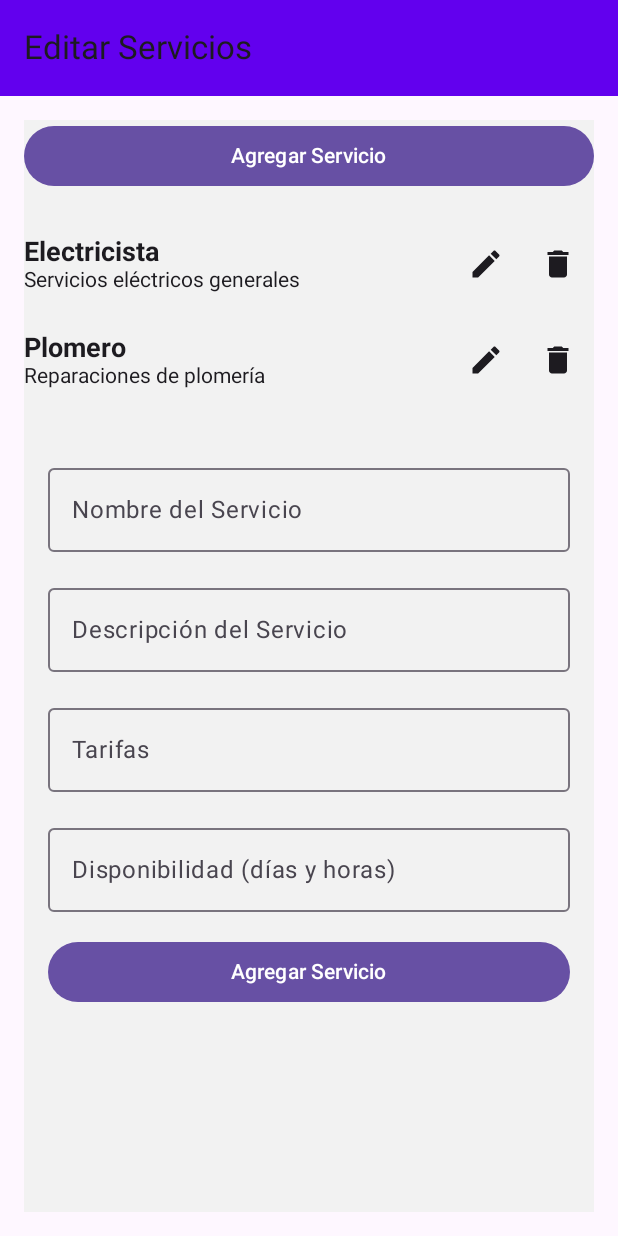
After one commit to nahumrondan11/proyectoserviciosya, an Android app built with Jetpack Compose: the EditAddServicesScreen screen opened through its navigation route, on a phone screen of 412 x 824 dp. The commit adds this screen. Run offline under Robolectric (Android 15) with nearby library versions, the phone set to English and light mode, and no system bars; our stand-ins replace Dagger/Hilt's generated code, livedata-compose.

Commit message:
Interfaces terminadas

```diff
--- a/app/src/main/java/pe/idat/proyectoserviciosya/MainActivity.kt
+++ b/app/src/main/java/pe/idat/proyectoserviciosya/MainActivity.kt
@@ -133,6 +133,12 @@ fun AppNavigation(navController: NavHostController, floatingButtonViewModel: Flo
         composable(Ruta.NOTIFICACIONES_SCREEN) {
             NotificationsScreen(navController, floatingButtonViewModel)
         }
+        composable(Ruta.UPDATEINFUSER_SCREEN){
+            UpdateInfUserScreen(navController)
+        }
+        composable(Ruta.EDIRADDSERVICE_SCREEN){
+            EditAddServicesScreen(navController)
+        }
     }
 }
 
--- a/app/src/main/java/pe/idat/proyectoserviciosya/auth/view/CalificacionResScreen.kt
+++ b/app/src/main/java/pe/idat/proyectoserviciosya/auth/view/CalificacionResScreen.kt
@@ -89,7 +89,7 @@ fun UserRatingsReviewsContent(navController: NavController) {
         Spacer(modifier = Modifier.height(16.dp))
         Button(
             onClick = {
-                // Implementar lógica de envío de reseña
+                // Luego impl cód para el envio a la bd
                 navController.popBackStack()
             },
             colors = ButtonDefaults.buttonColors(containerColor = Color(0xFFFFA726)),
@@ -102,12 +102,12 @@ fun UserRatingsReviewsContent(navController: NavController) {
         Spacer(modifier = Modifier.height(32.dp))
         Text(text = "Calificaciones del Vendedor", fontSize = 20.sp, color = Color.Black)
         RatingBar(rating = 4.5f)
-        UserReviewList()  // Cambié el nombre aquí
+        UserReviewList()
     }
 }
 
 @Composable
-fun UserReviewList() {  // Cambié el nombre aquí
+fun UserReviewList() {
     Column {
         repeat(5) { index ->
             Card(
--- /dev/null
+++ b/app/src/main/java/pe/idat/proyectoserviciosya/auth/view/EditAddServicesScreen.kt
@@ -0,0 +1,255 @@
+package pe.idat.proyectoserviciosya.auth.view
+
+import androidx.compose.foundation.background
+import androidx.compose.foundation.clickable
+import androidx.compose.foundation.layout.*
+import androidx.compose.foundation.lazy.LazyColumn
+import androidx.compose.foundation.lazy.items
+import androidx.compose.foundation.lazy.itemsIndexed
+import androidx.compose.foundation.rememberScrollState
+import androidx.compose.foundation.text.KeyboardActions
+import androidx.compose.foundation.text.KeyboardOptions
+import androidx.compose.foundation.verticalScroll
+import androidx.compose.material.icons.Icons
+import androidx.compose.material.icons.filled.Delete
+import androidx.compose.material.icons.filled.Edit
+import androidx.compose.material3.Button
+import androidx.compose.material3.ButtonDefaults
+import androidx.compose.material3.Card
+import androidx.compose.material3.ExperimentalMaterial3Api
+import androidx.compose.material3.Icon
+import androidx.compose.material3.IconButton
+import androidx.compose.material3.OutlinedTextField
+import androidx.compose.material3.Scaffold
+import androidx.compose.material3.Text
+import androidx.compose.material3.TextButton
+import androidx.compose.material3.TextField
+import androidx.compose.material3.TopAppBar
+import androidx.compose.material3.TopAppBarDefaults
+import androidx.compose.runtime.*
+import androidx.compose.ui.Alignment
+import androidx.compose.ui.Modifier
+import androidx.compose.ui.text.TextStyle
+import androidx.compose.ui.unit.dp
+import androidx.compose.ui.unit.sp
+import androidx.compose.ui.graphics.Color
+import androidx.compose.ui.text.font.FontWeight
+import androidx.compose.ui.text.input.ImeAction
+import androidx.compose.ui.text.input.KeyboardType
+import androidx.compose.ui.text.input.TextFieldValue
+import androidx.navigation.NavController
+import kotlinx.coroutines.launch
+import pe.idat.proyectoserviciosya.core.dataclass.Service
+
+@OptIn(ExperimentalMaterial3Api::class)
+@Composable
+fun EditAddServicesScreen(navController: NavController) {
+    Scaffold(
+        topBar = {
+            TopAppBar(
+                title = { Text("Editar Servicios") },
+                colors = TopAppBarDefaults.smallTopAppBarColors(containerColor = Color(0xFF6200EE))
+            )
+        },
+        content = { padding ->
+            EditAddServicesContent(navController, Modifier.padding(padding))
+        }
+    )
+}
+
+@Composable
+fun EditAddServicesContent(navController: NavController, modifier: Modifier = Modifier) {
+    val services = remember { mutableStateListOf(
+        Service("Electricista", "Servicios eléctricos generales", "50 por hora", "Lunes a Viernes, 9 AM - 6 PM"),
+        Service("Plomero", "Reparaciones de plomería", "40 por hora", "Lunes a Viernes, 10 AM - 5 PM")
+    ) }
+    var selectedService by remember { mutableStateOf<Service?>(null) }
+    var name by remember { mutableStateOf("") }
+    var description by remember { mutableStateOf("") }
+    var rates by remember { mutableStateOf("") }
+    var availability by remember { mutableStateOf("") }
+    val coroutineScope = rememberCoroutineScope()
+
+    LazyColumn(
+        modifier = modifier
+            .padding(16.dp)
+            .fillMaxSize()
+            .background(Color(0xFFF2F2F2)),
+        verticalArrangement = Arrangement.Top,
+        horizontalAlignment = Alignment.CenterHorizontally
+    ) {
+        item {
+            Button(
+                onClick = {
+                    selectedService = null
+                    name = ""
+                    description = ""
+                    rates = ""
+                    availability = ""
+                },
+                modifier = Modifier.fillMaxWidth()
+            ) {
+                Text("Agregar Servicio")
+            }
+            Spacer(modifier = Modifier.height(16.dp))
+        }
+
+        items(services.filter { !it.isDeleted }) { service ->
+            ServiceItem(service,
+                onEdit = {
+                    selectedService = service
+                    name = service.name
+                    description = service.description
+                    rates = service.rate
+                    availability = service.availability
+                },
+                onDelete = {
+                    coroutineScope.launch {
+                        services.find { it == service }?.apply { isDeleted = true }
+                    }
+                }
+            )
+        }
+
+        item {
+            Spacer(modifier = Modifier.height(16.dp))
+            ServiceForm(
+                name = name,
+                onNameChange = { name = it },
+                description = description,
+                onDescriptionChange = { description = it },
+                rates = rates,
+                onRatesChange = { rates = it },
+                availability = availability,
+                onAvailabilityChange = { availability = it },
+                onSave = {
+                    if (selectedService != null) {
+                        selectedService!!.apply {
+                            this.name = name
+                            this.description = description
+                            this.rate = rates
+                            this.availability = availability
+                        }
+                    } else {
+                        services.add(Service(
+                            name = name,
+                            description = description,
+                            rate = rates,
+                            availability = availability
+                        ))
+                    }
+                    selectedService = null
+                    name = ""
+                    description = ""
+                    rates = ""
+                    availability = ""
+                },
+                onDelete = {
+                    selectedService?.let {
+                        coroutineScope.launch {
+                            services.find { it == it }?.apply { isDeleted = true }
+                        }
+                    }
+                    selectedService = null
+                    name = ""
+                    description = ""
+                    rates = ""
+                    availability = ""
+                },
+                isUpdate = selectedService != null
+            )
+        }
+    }
+}
+
+@Composable
+fun ServiceItem(service: Service, onEdit: () -> Unit, onDelete: () -> Unit) {
+    Row(
+        modifier = Modifier
+            .fillMaxWidth()
+            .padding(vertical = 8.dp)
+            .clickable { onEdit() },
+        verticalAlignment = Alignment.CenterVertically,
+        horizontalArrangement = Arrangement.SpaceBetween
+    ) {
+        Column {
+            Text(service.name, fontSize = 18.sp, fontWeight = FontWeight.Bold)
+            Text(service.description)
+        }
+        Row {
+            IconButton(onClick = onEdit) {
+                Icon(Icons.Filled.Edit, contentDescription = "Edit")
+            }
+            IconButton(onClick = onDelete) {
+                Icon(Icons.Filled.Delete, contentDescription = "Delete")
+            }
+        }
+    }
+}
+
+@Composable
+fun ServiceForm(
+    name: String,
+    onNameChange: (String) -> Unit,
+    description: String,
+    onDescriptionChange: (String) -> Unit,
+    rates: String,
+    onRatesChange: (String) -> Unit,
+    availability: String,
+    onAvailabilityChange: (String) -> Unit,
+    onSave: () -> Unit,
+    onDelete: () -> Unit,
+    isUpdate: Boolean
+) {
+    Column(
+        modifier = Modifier
+            .fillMaxWidth()
+            .padding(16.dp)
+    ) {
+        OutlinedTextField(
+            value = name,
+            onValueChange = onNameChange,
+            label = { Text("Nombre del Servicio") },
+            modifier = Modifier.fillMaxWidth()
+        )
+        Spacer(modifier = Modifier.height(16.dp))
+        OutlinedTextField(
+            value = description,
+            onValueChange = onDescriptionChange,
+            label = { Text("Descripción del Servicio") },
+            modifier = Modifier.fillMaxWidth()
+        )
+        Spacer(modifier = Modifier.height(16.dp))
+        OutlinedTextField(
+            value = rates,
+            onValueChange = onRatesChange,
+            label = { Text("Tarifas") },
+            keyboardOptions = KeyboardOptions(keyboardType = KeyboardType.Number),
+            modifier = Modifier.fillMaxWidth()
+        )
+        Spacer(modifier = Modifier.height(16.dp))
+        OutlinedTextField(
+            value = availability,
+            onValueChange = onAvailabilityChange,
+            label = { Text("Disponibilidad (días y horas)") },
+            modifier = Modifier.fillMaxWidth()
+        )
+        Spacer(modifier = Modifier.height(16.dp))
+        Button(
+            onClick = onSave,
+            modifier = Modifier.fillMaxWidth()
+        ) {
+            Text(if (isUpdate) "Actualizar Servicio" else "Agregar Servicio")
+        }
+        if (isUpdate) {
+            Spacer(modifier = Modifier.height(8.dp))
+            Button(
+                onClick = onDelete,
+                modifier = Modifier.fillMaxWidth(),
+                colors = ButtonDefaults.buttonColors(containerColor = Color.Red)
+            ) {
+                Text("Eliminar Servicio")
+            }
+        }
+    }
+}
--- a/app/src/main/java/pe/idat/proyectoserviciosya/auth/view/LoginScreen.kt
+++ b/app/src/main/java/pe/idat/proyectoserviciosya/auth/view/LoginScreen.kt
@@ -28,7 +28,7 @@ import pe.idat.proyectoserviciosya.auth.viewmodel.LoginViewModel
 import pe.idat.proyectoserviciosya.core.ruteo.Ruta
 
 
-@OptIn(ExperimentalMaterial3Api::class)
+
 @Composable
 fun LoginScreen(navController: NavController, loginViewModel: LoginViewModel) {
     val snackbarHostState = remember {
@@ -51,7 +51,7 @@ fun LoginScreen(navController: NavController, loginViewModel: LoginViewModel) {
     )
 }
 
-@OptIn(ExperimentalMaterial3Api::class)
+
 @Composable
 fun LoginContent(
     navController: NavController,
@@ -123,7 +123,7 @@ fun LoginContent(
         Text(
             text = "¿Olvidaste tu contraseña?",
             color = Color.White,
-            modifier = Modifier.clickable { /* Implement forgot password logic */ }
+            modifier = Modifier.clickable { /*  */ }
         )
         Spacer(modifier = Modifier.height(8.dp))
         Text(
@@ -143,7 +143,7 @@ fun EmailField(value: String, onValueChange: (String) -> Unit) {
         label = { Text("Correo electrónico") },
         leadingIcon = {
             Icon(
-                painter = painterResource(id = R.drawable.ic_email), // Reemplaza con el ícono correcto
+                painter = painterResource(id = R.drawable.ic_email),
                 contentDescription = "Email Icon"
             )
         },
--- a/app/src/main/java/pe/idat/proyectoserviciosya/auth/view/NotificationsScreen.kt
+++ b/app/src/main/java/pe/idat/proyectoserviciosya/auth/view/NotificationsScreen.kt
@@ -57,7 +57,7 @@ fun NotificationsScreen(navController: NavController, floatingButtonViewModel: F
                 modifier = Modifier.background(Color.White)
             ) {
                 Button(
-                    onClick = { /* Implementar lógica de configuración de notificaciones */ },
+                    onClick = { /* revisar luego la implementación de la config */ },
                     colors = ButtonDefaults.buttonColors(containerColor = Color(0xFFFFA726)),
                     modifier = Modifier
                         .fillMaxWidth()
--- a/app/src/main/java/pe/idat/proyectoserviciosya/auth/view/ProviderProfileScreen.kt
+++ b/app/src/main/java/pe/idat/proyectoserviciosya/auth/view/ProviderProfileScreen.kt
@@ -111,7 +111,7 @@ fun ProviderProfileContent() {
     ) {
         // Imagen de perfil
         Image(
-            painter = painterResource(id = R.drawable.profile_picture), // Reemplaza con el ID correcto de la imagen
+            painter = painterResource(id = R.drawable.profile_picture), // Luego Reemp con el ID correcto de la imagen
             contentDescription = "Foto de perfil",
             contentScale = ContentScale.Crop,
             modifier = Modifier
--- a/app/src/main/java/pe/idat/proyectoserviciosya/auth/view/SearchServicesScreen.kt
+++ b/app/src/main/java/pe/idat/proyectoserviciosya/auth/view/SearchServicesScreen.kt
@@ -117,7 +117,7 @@ fun SearchBar() {
         label = { Text("Search") },
         leadingIcon = {
             Icon(
-                painter = painterResource(id = R.drawable.ic_search), // Reemplaza con el ícono correcto
+                painter = painterResource(id = R.drawable.ic_search),
                 contentDescription = "Search Icon",
                 modifier = Modifier.size(24.dp)
             )
--- a/app/src/main/java/pe/idat/proyectoserviciosya/auth/view/UserReseñasCalScreen.kt
+++ b/app/src/main/java/pe/idat/proyectoserviciosya/auth/view/UserReseñasCalScreen.kt
@@ -42,7 +42,7 @@ fun ProviderRatingsReviewsScreen(navController: NavController, floatingButtonVie
                 modifier = Modifier
                     .fillMaxSize()
                     .padding(paddingValues)
-                    .background(Color(0xFF2C2C2E))
+                    .background(Color.White)
             ) {
                 ProviderRatingsReviewsContent()
             }
@@ -73,7 +73,7 @@ fun ProviderRatingsReviewsContent() {
         // Reseñas anteriores
         Spacer(modifier = Modifier.height(16.dp))
         Text(text = "Reseñas", fontSize = 20.sp, color = Color.Black)
-        ProviderReviewList()  // Cambié el nombre aquí
+        ProviderReviewList()
     }
 }
 
@@ -94,7 +94,7 @@ fun RatingBar(rating: Float, onRatingChanged: (Int) -> Unit = {}) {
 }
 
 @Composable
-fun ProviderReviewList() {  // Cambié el nombre aquí
+fun ProviderReviewList() {
     Column {
         repeat(5) { index ->
             Card(
--- /dev/null
+++ b/app/src/main/java/pe/idat/proyectoserviciosya/core/dataclass/Services.kt
@@ -0,0 +1,9 @@
+package pe.idat.proyectoserviciosya.core.dataclass
+
+data class Service(
+    var name: String,
+    var description: String,
+    var rate: String,
+    var availability: String,
+    var isDeleted: Boolean = false
+)
--- a/app/src/main/java/pe/idat/proyectoserviciosya/core/ruteo/Ruta.kt
+++ b/app/src/main/java/pe/idat/proyectoserviciosya/core/ruteo/Ruta.kt
@@ -10,5 +10,7 @@ object Ruta {
     const val VER_CAL_RES_SCREEN = "ProviderRatingsReviewsScreen"
     const val CALIF_SCREEN = "UserRatingsReviewsScreen"
     const val NOTIFICACIONES_SCREEN = "NotificationsScreen"
+    const val UPDATEINFUSER_SCREEN = "UpdateInfoUserScreen"
+    const val EDIRADDSERVICE_SCREEN ="EditAddServiceScreen"
 
 }
```
Also changed, not shown: app/src/main/java/pe/idat/proyectoserviciosya/auth/view/RegistroScreen.kt (+5 -5 lines), app/src/main/java/pe/idat/proyectoserviciosya/auth/view/UpdateInfUser.kt (added, +204 -0 lines), app/src/main/java/pe/idat/proyectoserviciosya/auth/view/UserProfileScreen.kt (+9 -9 lines).
